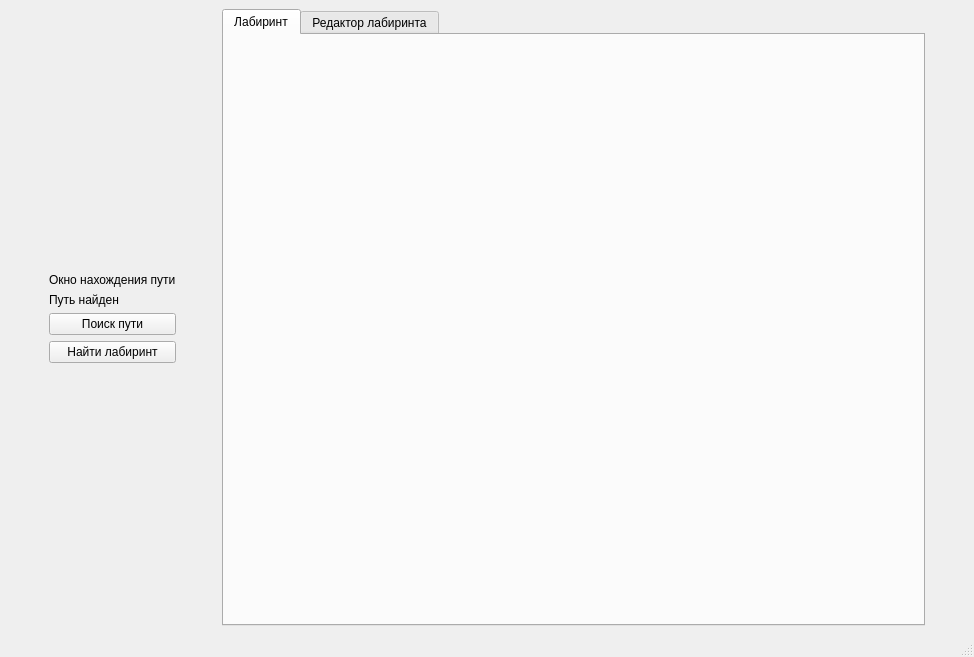
Before: the Qt Designer form mainwindow.ui in wertengo/Labyrinth, drawn with Qt 5.
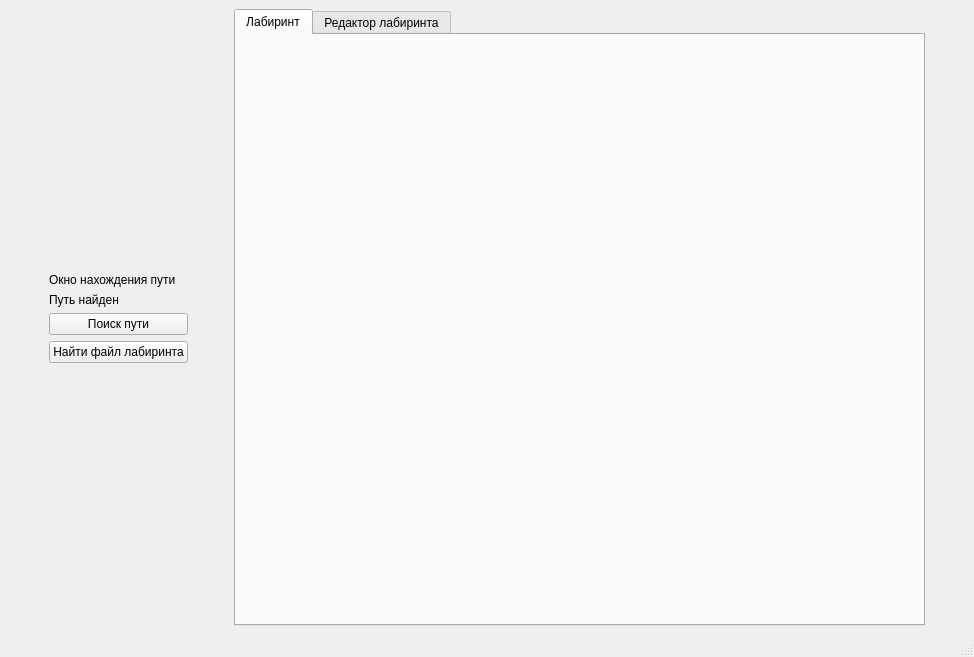
After: the same form once the commit is applied.

```diff
--- a/mainwindow.ui
+++ b/mainwindow.ui
@@ -73,7 +73,7 @@
       <item>
        <widget class="QPushButton" name="pushButton_2">
         <property name="text">
-         <string>Найти лабиринт</string>
+         <string>Найти файл лабиринта</string>
         </property>
        </widget>
       </item>
```
Left out of the diff: 2 changed lines with no effect on the pictures.
